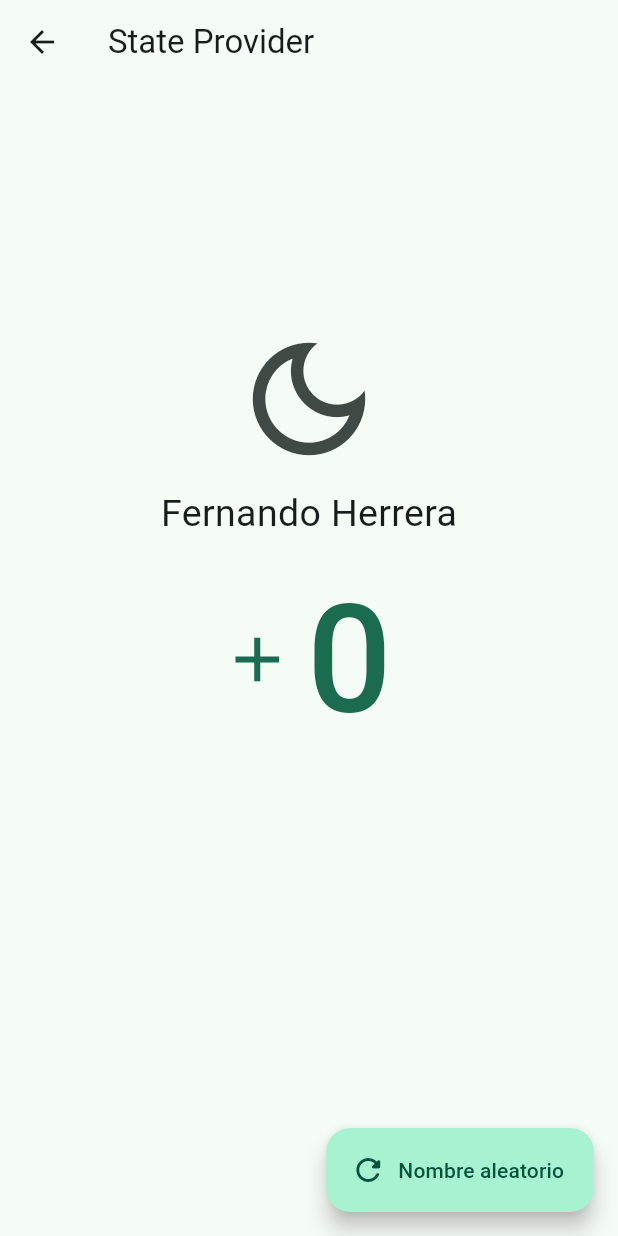
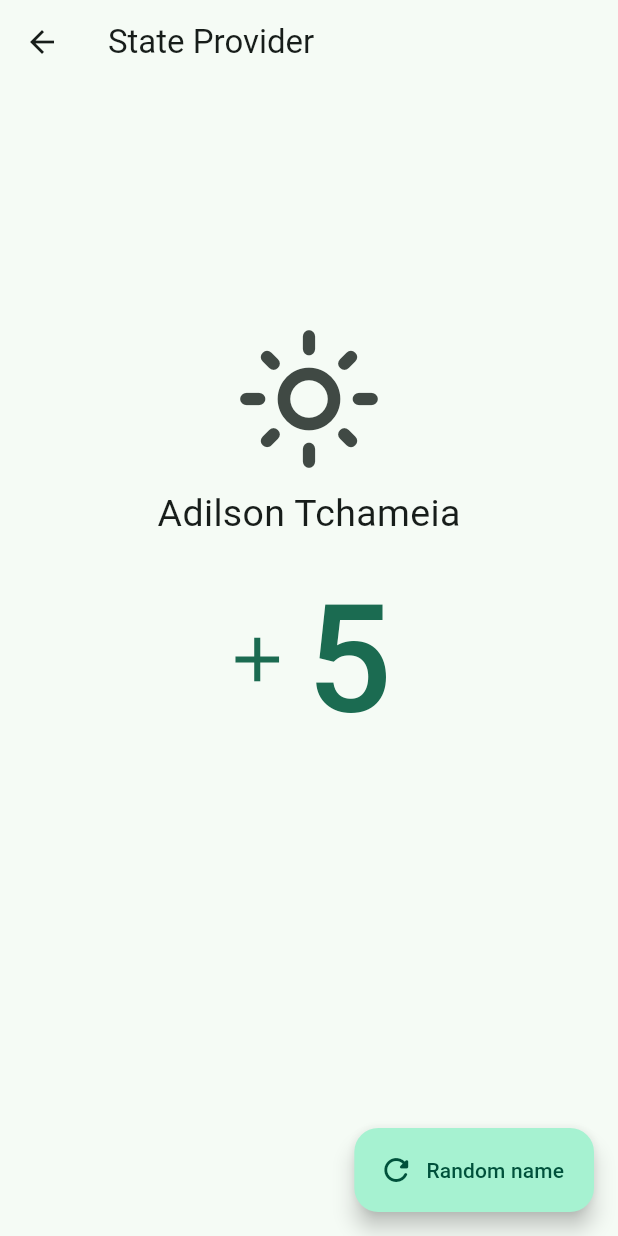
Before and after one commit to adilsontchameia/flutter-riverpod-app, a Flutter app: the screen it shows after launch, after a tap on "State Provider", on a phone screen of 412 x 824 dp. Run offline on Flutter 3.47's test engine with Material 3 defaults, Android fonts, the phone set to English and light mode, and no system bars; our stand-ins replace dio, flutter_riverpod, go_router, riverpod_annotation; missing offline and left inert: random_name_generator; generated files the repository leaves out were written again.

Commit message:
feat: state providers

```diff
--- a/lib/main.dart
+++ b/lib/main.dart
@@ -1,6 +1,7 @@
 import 'package:flutter/material.dart';
 import 'package:flutter_riverpod/flutter_riverpod.dart';
 import 'package:riverpod_app/config/config.dart';
+import 'package:riverpod_app/presentation/providers/providers.dart';
 
 void main() => runApp(const ProviderScope(child: MyApp()));
 
@@ -10,11 +11,12 @@ class MyApp extends ConsumerWidget {
   @override
   Widget build(BuildContext context, WidgetRef ref) {
     final appRouter = ref.watch(appRouterProvider);
+    final darkMode = ref.watch(darkModeProvider);
     return MaterialApp.router(
       title: 'Riverpod Providers',
       debugShowCheckedModeBanner: false,
       routerConfig: appRouter,
-      theme: AppTheme(isDarkmode: false).getTheme(),
+      theme: AppTheme(isDarkmode: darkMode).getTheme(),
     );
   }
 }
--- a/lib/presentation/providers/providers.dart
+++ b/lib/presentation/providers/providers.dart
@@ -1 +1,2 @@
 export '01/01_hello_world_provider.dart';
+export '03/state_providers.dart';
--- a/lib/presentation/screens/03_state_provider/state_provider_screen.dart
+++ b/lib/presentation/screens/03_state_provider/state_provider_screen.dart
@@ -1,11 +1,17 @@
 import 'package:flutter/material.dart';
+import 'package:flutter_riverpod/flutter_riverpod.dart';
+import 'package:riverpod_app/config/config.dart';
+import 'package:riverpod_app/presentation/providers/providers.dart';
 
-
-class StateProviderScreen extends StatelessWidget {
+class StateProviderScreen extends ConsumerWidget {
   const StateProviderScreen({super.key});
 
   @override
-  Widget build(BuildContext context) {
+  Widget build(BuildContext context, WidgetRef ref) {
+    final darkMode = ref.watch(darkModeProvider);
+    final counter = ref.watch(counterProvider);
+    final randomName = ref.watch(userNameProvider);
+
     return Scaffold(
       appBar: AppBar(
         title: const Text('State Provider'),
@@ -13,30 +19,32 @@ class StateProviderScreen extends StatelessWidget {
       body: Center(
           child: Column(
         children: [
-            const Spacer(flex: 1,),
-
+          const Spacer(
+            flex: 1,
+          ),
           IconButton(
-              // icon: const Icon( Icons.light_mode_outlined, size: 100 ),
-              icon: const Icon( Icons.dark_mode_outlined, size: 100 ),
-              onPressed: () {},
+            icon: Icon(
+              darkMode ? Icons.dark_mode_outlined : Icons.light_mode_outlined,
+              size: 100,
             ),
-
-            const Text('Fernando Herrera', style: TextStyle(fontSize: 25 )),
-
+            onPressed: () =>
+                ref.read(darkModeProvider.notifier).toggleDarMode(),
+          ),
+          Text(randomName, style: const TextStyle(fontSize: 25)),
           TextButton.icon(
-              icon: const Icon( Icons.add, size: 50,),
-              label: const Text('0', style: TextStyle(fontSize: 100)),
-              onPressed: () {},
+            icon: const Icon(Icons.add, size: 50),
+            label: Text('$counter', style: const TextStyle(fontSize: 100)),
+            onPressed: () => ref.read(counterProvider.notifier).increaseBy(),
           ),
-
-            const Spacer( flex: 2 ),
+          const Spacer(flex: 2),
         ],
-        )
-      ),
+      )),
       floatingActionButton: FloatingActionButton.extended(
-        label: const Text('Nombre aleatorio'),
-        icon: const Icon( Icons.refresh_rounded ),
-        onPressed: () {},
+        label: const Text('Random name'),
+        icon: const Icon(Icons.refresh_rounded),
+        onPressed: () => ref
+            .read(userNameProvider.notifier)
+            .changeName(RandomGenerator.getRandomName()),
       ),
     );
   }
```
Also changed, not shown: lib/config/helpers/random_generator.dart (+3 -9 lines), lib/presentation/providers/03/state_providers.dart (added, +35 -0 lines), lib/presentation/providers/03/state_providers.g.dart (added). Lines whose indentation alone changed are shown as unchanged.
